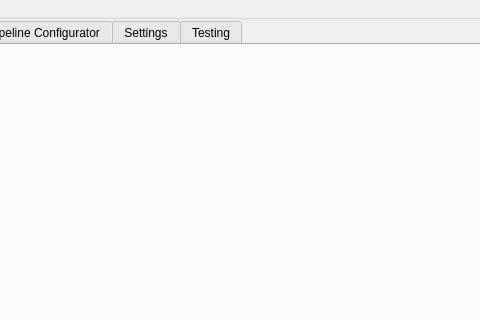
First picture: the form in MainApplication/MainApplication_GUI.ui, repository tkideneb1999/GameAssetPipelineProgram, before the edit; both pictures show x 84 to 564 and y 0 to 320 of the 1041 by 600 pixel window.
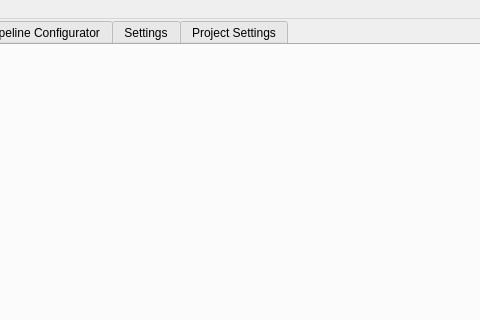
Second picture: the form after the edit. The open tabs and pages were chosen to show the change.

```diff
--- a/MainApplication/MainApplication_GUI.ui
+++ b/MainApplication/MainApplication_GUI.ui
@@ -77,7 +77,7 @@
       </widget>
       <widget class="QWidget" name="testing_tab">
        <attribute name="title">
-        <string>Testing</string>
+        <string>Project Settings</string>
        </attribute>
        <layout class="QVBoxLayout" name="verticalLayout_5"/>
       </widget>
```
Left out of the diff: 4 changed lines with no effect on the pictures.
